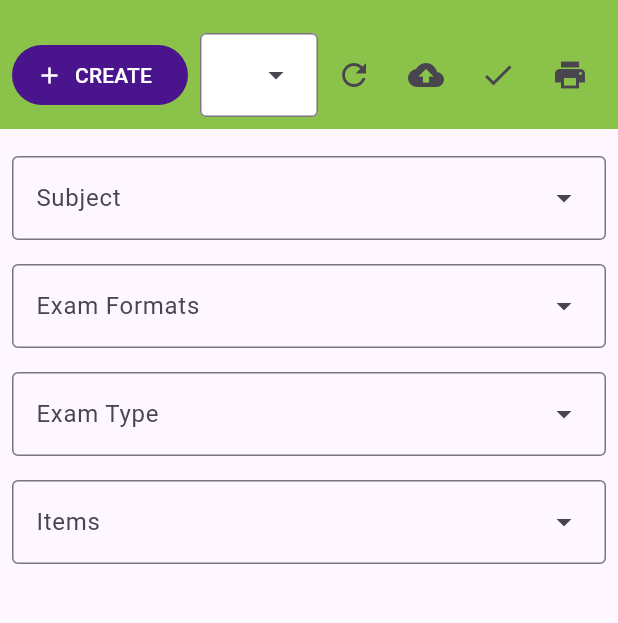
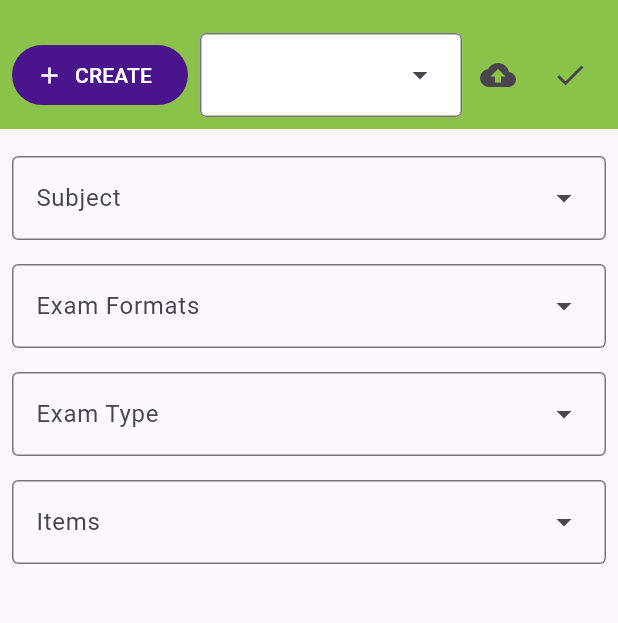
Before and after one commit to L2530L/Exam_Maker, a Flutter app: the FirstDesktop screen opened directly, after a tap on "Create an Exam or Quiz", on a phone screen of 412 x 824 dp, the part 63-686 px from its top. Run offline on Flutter 3.47's test engine with Material 3 defaults, Android fonts, the light colour scheme and no system bars; our stand-ins replace cloud_firestore, file_picker, firebase_core, flutter_dotenv, google_generative_ai; missing offline and left inert: docx_to_text, syncfusion_flutter_pdf; accounts and stored records are empty.

Commit message:
fix design

```diff
--- /dev/null
+++ b/lib/components/hexagon.dart
@@ -0,0 +1,50 @@
+import 'dart:math';
+
+import 'package:flutter/material.dart';
+
+
+class HexagonPatternPainter extends CustomPainter {
+  final double hexagonSize;
+  final double spacing;
+
+  HexagonPatternPainter({
+    this.hexagonSize = 100.0,
+    this.spacing = 20.0,
+  });
+
+  @override
+  void paint(Canvas canvas, Size size) {
+    final paint = Paint()
+      ..color = Colors.orange.withOpacity(0.3)
+      ..style = PaintingStyle.stroke
+      ..strokeWidth = 5;
+
+    final numberOfColumns = ((size.width + spacing) / (hexagonSize + spacing)).ceil();
+    final numberOfRows = ((size.height + spacing) / (hexagonSize * 0.866 + spacing)).ceil();
+
+    for (var i = 0; i < numberOfRows; i++) {
+      for (var j = 0; j < numberOfColumns; j++) {
+        final path = Path();
+        final centerX = j * (hexagonSize + spacing) + (i.isOdd ? (hexagonSize + spacing) / 2 : 0);
+        final centerY = i * (hexagonSize * 0.866 + spacing);
+
+        for (var k = 0; k < 6; k++) {
+          final angle = k * 60 * 3.14159 / 180;
+          final x = centerX + hexagonSize / 2 * cos(angle);
+          final y = centerY + hexagonSize / 2 * sin(angle);
+
+          if (k == 0) {
+            path.moveTo(x, y);
+          } else {
+            path.lineTo(x, y);
+          }
+        }
+        path.close();
+        canvas.drawPath(path, paint);
+      }
+    }
+  }
+
+  @override
+  bool shouldRepaint(covariant CustomPainter oldDelegate) => false;
+}
--- a/lib/components/homeCard.dart
+++ b/lib/components/homeCard.dart
@@ -6,6 +6,14 @@ class HomeCard extends StatelessWidget {
   @override
   Widget build(BuildContext context) {
     return Card(
+      child: Container(
+        width: 200,
+        height: 200,
+      decoration: BoxDecoration(
+        color: Colors.white,
+        borderRadius: BorderRadius.circular(8),
+        border: Border.all(color: Colors.grey.withOpacity(0.2)),
+      ),
         child: Padding(
           padding: const EdgeInsets.all(16.0),
           child: Column(
@@ -24,6 +32,7 @@ class HomeCard extends StatelessWidget {
             ],
           ),
         ),
+      ),
     );
   }
 }
--- a/lib/components/mockExamCreator.dart
+++ b/lib/components/mockExamCreator.dart
@@ -6,6 +6,14 @@ class MockExamCreatorCard extends StatelessWidget {
   @override
   Widget build(BuildContext context) {
     return Card(
+      child: Container(
+        width: 200,
+        height: 300,
+      decoration: BoxDecoration(
+        color: Colors.white,
+        borderRadius: BorderRadius.circular(8),
+        border: Border.all(color: Colors.grey.withOpacity(0.2)),
+      ),
         child: Padding(
           padding: const EdgeInsets.all(16.0),
           child: Column(
@@ -36,6 +44,7 @@ class MockExamCreatorCard extends StatelessWidget {
             ],
           ),
         ),
+      ),
     );
   }
 }
--- a/lib/components/teacherResource.dart
+++ b/lib/components/teacherResource.dart
@@ -6,6 +6,14 @@ class TeacherResourceCard extends StatelessWidget {
   @override
   Widget build(BuildContext context) {
     return Card(
+      child: Container(
+        width: 200,
+        height: 200,
+      decoration: BoxDecoration(
+        color: Colors.white,
+        borderRadius: BorderRadius.circular(8),
+        border: Border.all(color: Colors.grey.withOpacity(0.2)),
+      ),
         child: Padding(
           padding: const EdgeInsets.all(16.0),
           child: Column(
@@ -28,6 +36,7 @@ class TeacherResourceCard extends StatelessWidget {
             ],
           ),
         ),
+      ),
     );
   }
 }
--- a/lib/main.dart
+++ b/lib/main.dart
@@ -22,7 +22,7 @@ class MainApp extends StatelessWidget {
   Widget build(BuildContext context) {
     return const MaterialApp(
       debugShowCheckedModeBanner: false,
-      home: LoginPage(),
+      home: firstHome(),
     );
   }
 }
--- a/lib/page/first_page/firstDesktop.dart
+++ b/lib/page/first_page/firstDesktop.dart
@@ -1,3 +1,4 @@
+import 'package:exam_ai/components/hexagon.dart';
 import 'package:exam_ai/components/homeCard.dart';
 import 'package:exam_ai/components/mockExamCreator.dart';
 import 'package:exam_ai/components/navigator.dart';
@@ -15,44 +16,85 @@ class FirstDesktop extends StatelessWidget {
   @override
   Widget build(BuildContext context) {
     return Scaffold(
-      appBar: AppBar(title: appBar(),toolbarHeight: 100,),
+      extendBody: true,
+      appBar: AppBar(
+        elevation: 0,
+        title: appBar(),
+        toolbarHeight: 110,
+      ),
       body: Column(
         children: [
+
+          Expanded(
+            child: Stack(children: [
+              Positioned.fill(
+                child: CustomPaint(
+                  painter: HexagonPatternPainter(
+                    hexagonSize: 150,
+                    spacing: 30,
+                  ),
+                ),
+              ),
+              Padding(
+                padding: const EdgeInsets.all(24.0),
+                child: Column(
+                  children: [
                     navigator(context),
-          SizedBox(
-            height: 50,
-          ),
+                    SizedBox(height: 25,),
                     Row(
                       mainAxisAlignment: MainAxisAlignment.spaceEvenly,
+                      crossAxisAlignment: CrossAxisAlignment.start,
                       children: [
                         const HomeCard(),
                         const TeacherResourceCard(),
                         const MockExamCreatorCard(),
                       ],
+                    ),
+                  ],
+                ),
+              ),
+              BottomBar(),
+            ]),
           )
         ],
       ),
     );
   }
 
+  Widget BottomBar() {
+    return Column(
+      children: [
+        Expanded(child: Container()),
+        Container(
+          height: 100,
+          decoration: BoxDecoration(
+            gradient: LinearGradient(
+              colors: [
+                Colors.pink.shade300,
+                Colors.pink.shade500,
+              ],
+              begin: Alignment.centerLeft,
+              end: Alignment.centerRight,
+            ),
+          ),
+        ),
+      ],
+    );
+  }
 
   Row appBar() {
     return Row(
-          mainAxisAlignment: MainAxisAlignment.start,
       children: [
-            const Padding(
-              padding: EdgeInsets.all(8.0),
-              child: Text(
+        SizedBox(width:50),
+        Spacer(),
+        Text(
             'MOCKexam',
             style: TextStyle(
                 color: Colors.orangeAccent,
                 fontWeight: FontWeight.bold,
                 fontSize: 50),
           ),
-            ),
-            const SizedBox(
-              width:300
-            ),
+        Spacer(),
         const Text(
           'Resources',
           style: TextStyle(
--- a/lib/page/second_page/secondDesktop.dart
+++ b/lib/page/second_page/secondDesktop.dart
@@ -157,8 +157,6 @@ class _SecondDesktopState extends State<SecondDesktop> {
         const SizedBox(width: 50),
         Row(
           children: [
-            IconButton(onPressed: () {}, icon: const Icon(Icons.cached)),
-            IconButton(onPressed: () {}, icon: const Icon(Icons.abc)),
             IconButton(
                 onPressed: pickFile,
                 icon: const Icon(Icons.cloud_upload_outlined)),
@@ -173,7 +171,6 @@ class _SecondDesktopState extends State<SecondDesktop> {
         IconButton(
             onPressed: () {},
             icon: const Icon(Icons.file_download_done_outlined)),
-        IconButton(onPressed: () {}, icon: const Icon(Icons.print)),
       ],
     );
   }
--- a/lib/page/second_page/secondMobile.dart
+++ b/lib/page/second_page/secondMobile.dart
@@ -173,10 +173,9 @@ class _SecondMobileState extends State<SecondMobile> {
               ),
             ),
           ),
-          IconButton(icon: Icon(Icons.refresh), onPressed: () {}),
           IconButton(icon: Icon(Icons.cloud_upload), onPressed: pickFile),
           IconButton(icon: Icon(Icons.check), onPressed: () {}),
-          IconButton(icon: Icon(Icons.print), onPressed: () {}),
+
         ],
       ),
     );
```
Lines whose indentation alone changed are shown as unchanged.
